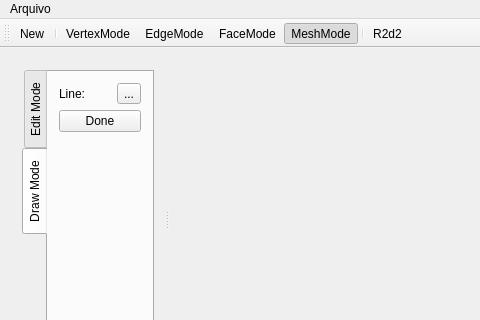
Qt form src/interface/mainwindow.ui (chintanp/brep) before a commit; both pictures show x 0 to 480 and y 0 to 320 of the 621 by 412 pixel window.
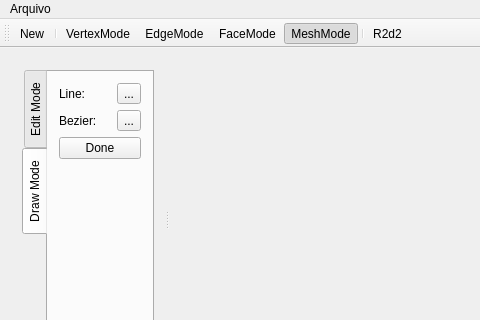
The same form after that commit. The open tabs and pages were chosen to show the change. Icons and pictures are not drawn. Custom widgets are drawn as their Qt base class.

Commit message: Colocado a curva de Bezier na ?rea de Desenho. Esta apenas desenhando a curva. Tem que passar ela para a ?rea de Edi??o.

Diff of the .ui file:
```diff
--- a/src/interface/mainwindow.ui
+++ b/src/interface/mainwindow.ui
@@ -170,6 +170,27 @@
                 </property>
                </widget>
               </item>
+              <item row="1" column="0">
+               <widget class="QLabel" name="label_6">
+                <property name="text">
+                 <string>Bezier:</string>
+                </property>
+               </widget>
+              </item>
+              <item row="1" column="1">
+               <widget class="QToolButton" name="bezierButton">
+                <property name="text">
+                 <string>...</string>
+                </property>
+                <property name="icon">
+                 <iconset resource="../../data/icon/icons.qrc">
+                  <normaloff>:/bezier.png</normaloff>:/bezier.png</iconset>
+                </property>
+                <property name="checkable">
+                 <bool>true</bool>
+                </property>
+               </widget>
+              </item>
              </layout>
             </item>
             <item>
```
Left out of the diff: 125 changed lines with no effect on the pictures. The commit also changes 16 other files.
